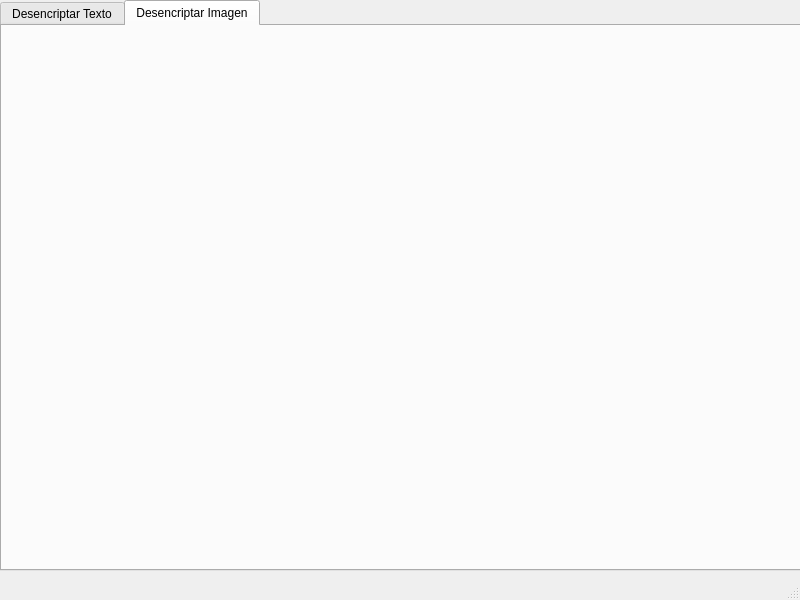
Carlicsus/DescktopPython, file FrmDesencriptar.ui: the form before one commit.
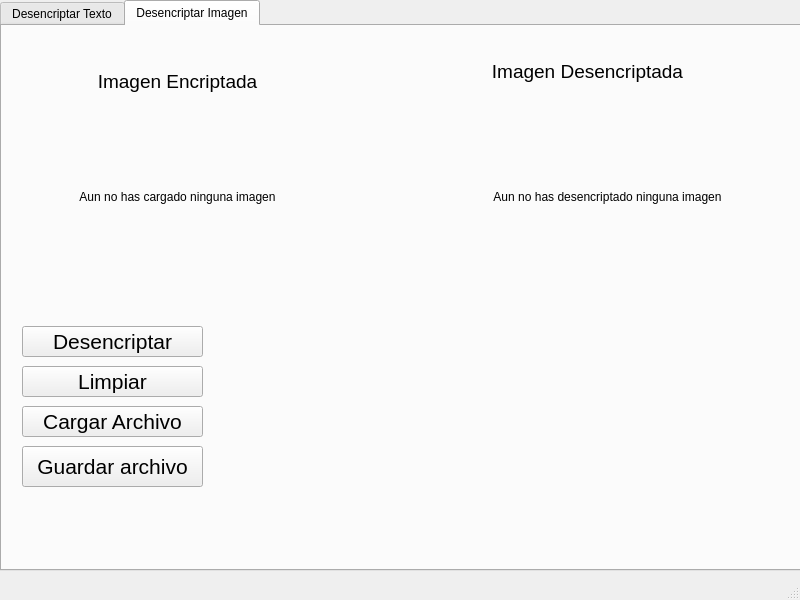
The form after the commit. The open tabs and pages were chosen to show the change. Icons and pictures are not drawn.

The edit to the form file:
```diff
--- a/FrmDesencriptar.ui
+++ b/FrmDesencriptar.ui
@@ -206,6 +206,211 @@
      <attribute name="title">
       <string>Desencriptar Imagen</string>
      </attribute>
+     <widget class="QPushButton" name="btnSaveImagen">
+      <property name="geometry">
+       <rect>
+        <x>20</x>
+        <y>420</y>
+        <width>181</width>
+        <height>41</height>
+       </rect>
+      </property>
+      <property name="font">
+       <font>
+        <pointsize>16</pointsize>
+       </font>
+      </property>
+      <property name="text">
+       <string>Guardar archivo</string>
+      </property>
+      <property name="icon">
+       <iconset>
+        <normaloff>img/save.png</normaloff>img/save.png</iconset>
+      </property>
+      <property name="iconSize">
+       <size>
+        <width>20</width>
+        <height>20</height>
+       </size>
+      </property>
+     </widget>
+     <widget class="QPushButton" name="btnCargarImg">
+      <property name="geometry">
+       <rect>
+        <x>20</x>
+        <y>380</y>
+        <width>181</width>
+        <height>31</height>
+       </rect>
+      </property>
+      <property name="font">
+       <font>
+        <pointsize>16</pointsize>
+       </font>
+      </property>
+      <property name="text">
+       <string>Cargar Archivo</string>
+      </property>
+      <property name="icon">
+       <iconset>
+        <normaloff>img/cargar.png</normaloff>img/cargar.png</iconset>
+      </property>
+      <property name="iconSize">
+       <size>
+        <width>20</width>
+        <height>20</height>
+       </size>
+      </property>
+     </widget>
+     <widget class="QLabel" name="TxtImgDesencriptada">
+      <property name="geometry">
+       <rect>
+        <x>430</x>
+        <y>30</y>
+        <width>311</width>
+        <height>31</height>
+       </rect>
+      </property>
+      <property name="font">
+       <font>
+        <pointsize>14</pointsize>
+       </font>
+      </property>
+      <property name="text">
+       <string>Imagen Desencriptada</string>
+      </property>
+      <property name="alignment">
+       <set>Qt::AlignCenter</set>
+      </property>
+     </widget>
+     <widget class="QPushButton" name="btnDesencriptarImg">
+      <property name="geometry">
+       <rect>
+        <x>20</x>
+        <y>300</y>
+        <width>181</width>
+        <height>31</height>
+       </rect>
+      </property>
+      <property name="font">
+       <font>
+        <pointsize>16</pointsize>
+       </font>
+      </property>
+      <property name="text">
+       <string>Desencriptar</string>
+      </property>
+      <property name="icon">
+       <iconset>
+        <normaloff>img/encriptar_shell.png</normaloff>img/encriptar_shell.png</iconset>
+      </property>
+      <property name="iconSize">
+       <size>
+        <width>20</width>
+        <height>20</height>
+       </size>
+      </property>
+     </widget>
+     <widget class="QLabel" name="TxtImgEncriptada">
+      <property name="geometry">
+       <rect>
+        <x>20</x>
+        <y>40</y>
+        <width>311</width>
+        <height>31</height>
+       </rect>
+      </property>
+      <property name="font">
+       <font>
+        <pointsize>14</pointsize>
+       </font>
+      </property>
+      <property name="text">
+       <string>Imagen Encriptada</string>
+      </property>
+      <property name="alignment">
+       <set>Qt::AlignCenter</set>
+      </property>
+     </widget>
+     <widget class="QPushButton" name="btnLimpiarImg">
+      <property name="geometry">
+       <rect>
+        <x>20</x>
+        <y>340</y>
+        <width>181</width>
+        <height>31</height>
+       </rect>
+      </property>
+      <property name="font">
+       <font>
+        <pointsize>16</pointsize>
+       </font>
+      </property>
+      <property name="text">
+       <string>Limpiar</string>
+      </property>
+      <property name="icon">
+       <iconset>
+        <normaloff>img/escoba.png</normaloff>img/escoba.png</iconset>
+      </property>
+      <property name="iconSize">
+       <size>
+        <width>20</width>
+        <height>20</height>
+       </size>
+      </property>
+     </widget>
+     <widget class="QLabel" name="IconFlecha">
+      <property name="geometry">
+       <rect>
+        <x>330</x>
+        <y>130</y>
+        <width>91</width>
+        <height>81</height>
+       </rect>
+      </property>
+      <property name="text">
+       <string/>
+      </property>
+      <property name="pixmap">
+       <pixmap>img/flecha-correcta.png</pixmap>
+      </property>
+      <property name="scaledContents">
+       <bool>true</bool>
+      </property>
+     </widget>
+     <widget class="QLabel" name="ImgEncriptada">
+      <property name="geometry">
+       <rect>
+        <x>20</x>
+        <y>80</y>
+        <width>311</width>
+        <height>181</height>
+       </rect>
+      </property>
+      <property name="text">
+       <string>Aun no has cargado ninguna imagen</string>
+      </property>
+      <property name="alignment">
+       <set>Qt::AlignCenter</set>
+      </property>
+     </widget>
+     <widget class="QLabel" name="ImgDesencriptada">
+      <property name="geometry">
+       <rect>
+        <x>450</x>
+        <y>80</y>
+        <width>311</width>
+        <height>181</height>
+       </rect>
+      </property>
+      <property name="text">
+       <string>Aun no has desencriptado ninguna imagen</string>
+      </property>
+      <property name="alignment">
+       <set>Qt::AlignCenter</set>
+      </property>
+     </widget>
     </widget>
    </widget>
   </widget>
```
Left out of the diff: 2 changed lines with no effect on the pictures.
